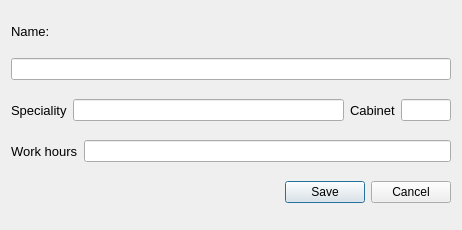
Above: Policlinic/doctorChangeDialog.ui from artem-bochkarev/alexandras_task before the change. Below: the same form after it.
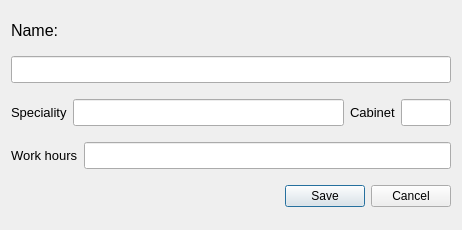
That is the form after the change.

The edit to the form file:
```diff
--- a/Policlinic/doctorChangeDialog.ui
+++ b/Policlinic/doctorChangeDialog.ui
@@ -24,7 +24,7 @@
      </property>
      <property name="font">
       <font>
-       <pointsize>10</pointsize>
+       <pointsize>12</pointsize>
       </font>
      </property>
      <property name="text">
@@ -35,7 +35,13 @@
    <item>
     <layout class="QHBoxLayout" name="horizontalLayout">
      <item>
-      <widget class="QLineEdit" name="fio"/>
+      <widget class="QLineEdit" name="fio">
+       <property name="font">
+        <font>
+         <pointsize>12</pointsize>
+        </font>
+       </property>
+      </widget>
      </item>
     </layout>
    </item>
@@ -61,6 +67,11 @@
          <height>16777215</height>
         </size>
        </property>
+       <property name="font">
+        <font>
+         <pointsize>12</pointsize>
+        </font>
+       </property>
       </widget>
      </item>
      <item>
@@ -101,6 +112,11 @@
          <height>0</height>
         </size>
        </property>
+       <property name="font">
+        <font>
+         <pointsize>12</pointsize>
+        </font>
+       </property>
        <property name="inputMask">
         <string>9000; </string>
        </property>
@@ -129,7 +145,13 @@
       </widget>
      </item>
      <item>
-      <widget class="QLineEdit" name="workHours"/>
+      <widget class="QLineEdit" name="workHours">
+       <property name="font">
+        <font>
+         <pointsize>12</pointsize>
+        </font>
+       </property>
+      </widget>
      </item>
     </layout>
    </item>
```
Left out of the diff: 8 changed lines with no effect on the pictures.
